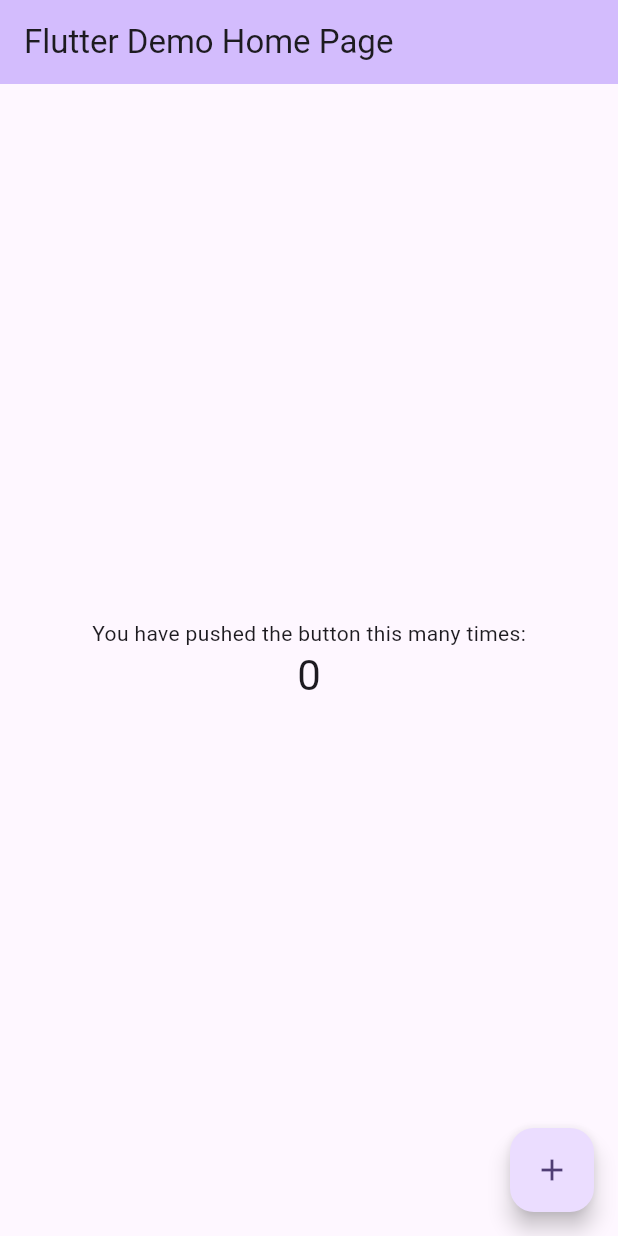
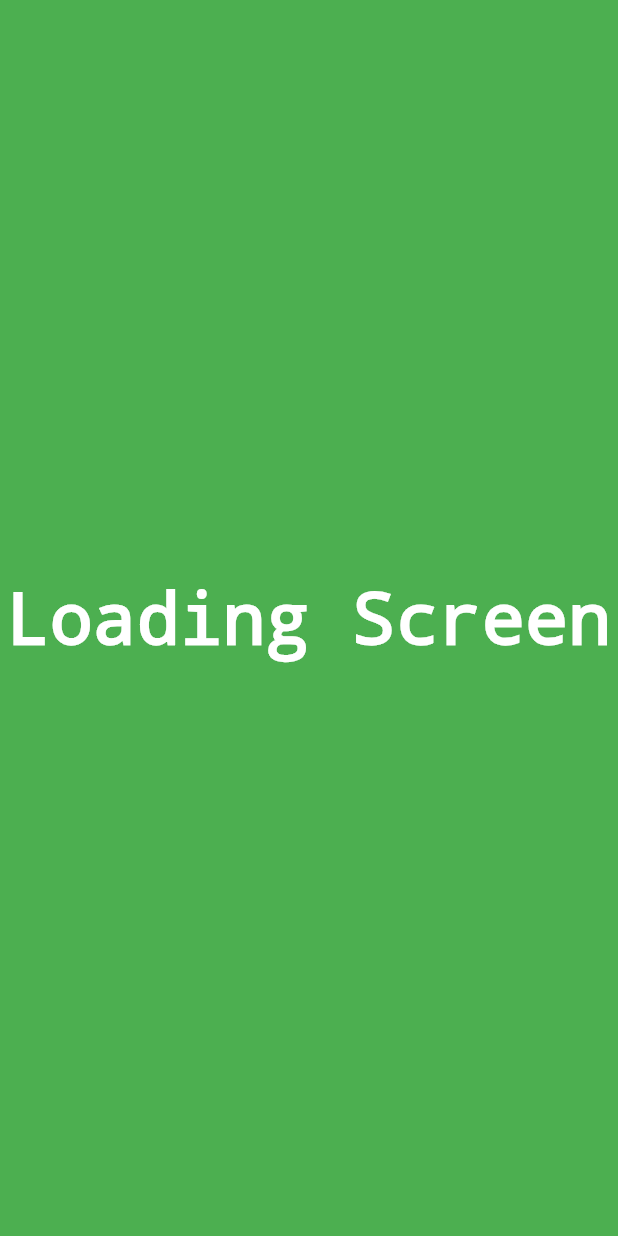
Before and after one commit to jocypher/ui_challenge, a Flutter app: the screen it shows after launch, on a phone screen of 412 x 824 dp. Run offline on Flutter 3.47's test engine with Material 2 defaults, Android fonts, the phone set to English and light mode, and no system bars.

```diff
--- a/lib/main.dart
+++ b/lib/main.dart
@@ -1,4 +1,8 @@
 import 'package:flutter/material.dart';
+import 'package:ui_challenge/view/details_page.dart';
+import 'package:ui_challenge/view/home_screen.dart';
+import 'package:ui_challenge/view/loading_page.dart';
+import 'package:ui_challenge/view/onboarding_screen.dart';
 
 void main() {
   runApp(const MyApp());
@@ -11,115 +15,14 @@ class MyApp extends StatelessWidget {
   @override
   Widget build(BuildContext context) {
     return MaterialApp(
-      title: 'Flutter Demo',
-      theme: ThemeData(
-        // This is the theme of your application.
-        //
-        // TRY THIS: Try running your application with "flutter run". You'll see
-        // the application has a blue toolbar. Then, without quitting the app,
-        // try changing the seedColor in the colorScheme below to Colors.green
-        // and then invoke "hot reload" (save your changes or press the "hot
-        // reload" button in a Flutter-supported IDE, or press "r" if you used
-        // the command line to start the app).
-        //
-        // Notice that the counter didn't reset back to zero; the application
-        // state is not lost during the reload. To reset the state, use hot
-        // restart instead.
-        //
-        // This works for code too, not just values: Most code changes can be
-        // tested with just a hot reload.
-        colorScheme: ColorScheme.fromSeed(seedColor: Colors.deepPurple),
-        useMaterial3: true,
-      ),
-      home: const MyHomePage(title: 'Flutter Demo Home Page'),
+      title: 'UI Challenge',
+
+     routes: {
+      "/":(context) => const LoadingScreen(),
+      "/onboardingScreen":(context) => const OnboardingScreen(),
+      "/homescreen":(context) => const HomeScreen(),
+      "/details":(context) => const DetailsScreen()
+     },
     );
   }
 }
-
-class MyHomePage extends StatefulWidget {
-  const MyHomePage({super.key, required this.title});
-
-  // This widget is the home page of your application. It is stateful, meaning
-  // that it has a State object (defined below) that contains fields that affect
-  // how it looks.
-
-  // This class is the configuration for the state. It holds the values (in this
-  // case the title) provided by the parent (in this case the App widget) and
-  // used by the build method of the State. Fields in a Widget subclass are
-  // always marked "final".
-
-  final String title;
-
-  @override
-  State<MyHomePage> createState() => _MyHomePageState();
-}
-
-class _MyHomePageState extends State<MyHomePage> {
-  int _counter = 0;
-
-  void _incrementCounter() {
-    setState(() {
-      // This call to setState tells the Flutter framework that something has
-      // changed in this State, which causes it to rerun the build method below
-      // so that the display can reflect the updated values. If we changed
-      // _counter without calling setState(), then the build method would not be
-      // called again, and so nothing would appear to happen.
-      _counter++;
-    });
-  }
-
-  @override
-  Widget build(BuildContext context) {
-    // This method is rerun every time setState is called, for instance as done
-    // by the _incrementCounter method above.
-    //
-    // The Flutter framework has been optimized to make rerunning build methods
-    // fast, so that you can just rebuild anything that needs updating rather
-    // than having to individually change instances of widgets.
-    return Scaffold(
-      appBar: AppBar(
-        // TRY THIS: Try changing the color here to a specific color (to
-        // Colors.amber, perhaps?) and trigger a hot reload to see the AppBar
-        // change color while the other colors stay the same.
-        backgroundColor: Theme.of(context).colorScheme.inversePrimary,
-        // Here we take the value from the MyHomePage object that was created by
-        // the App.build method, and use it to set our appbar title.
-        title: Text(widget.title),
-      ),
-      body: Center(
-        // Center is a layout widget. It takes a single child and positions it
-        // in the middle of the parent.
-        child: Column(
-          // Column is also a layout widget. It takes a list of children and
-          // arranges them vertically. By default, it sizes itself to fit its
-          // children horizontally, and tries to be as tall as its parent.
-          //
-          // Column has various properties to control how it sizes itself and
-          // how it positions its children. Here we use mainAxisAlignment to
-          // center the children vertically; the main axis here is the vertical
-          // axis because Columns are vertical (the cross axis would be
-          // horizontal).
-          //
-          // TRY THIS: Invoke "debug painting" (choose the "Toggle Debug Paint"
-          // action in the IDE, or press "p" in the console), to see the
-          // wireframe for each widget.
-          mainAxisAlignment: MainAxisAlignment.center,
-          children: <Widget>[
-            const Text(
-              'You have pushed the button this many times:',
-            ),
-            Text(
-              '$_counter',
-              style: Theme.of(context).textTheme.headlineMedium,
-            ),
-          ],
-        ),
-      ),
-      floatingActionButton: FloatingActionButton(
-        onPressed: _incrementCounter,
-        tooltip: 'Increment',
-        child: const Icon(Icons.add),
-      ), // This trailing comma makes auto-formatting nicer for build methods.
-    );
-  }
-}
--- /dev/null
+++ b/lib/view/loading_page.dart
@@ -0,0 +1,18 @@
+import 'package:flutter/material.dart';
+
+class LoadingScreen extends StatefulWidget {
+  const LoadingScreen({super.key});
+
+  @override
+  State<LoadingScreen> createState() => _LoadingScreenState();
+}
+
+class _LoadingScreenState extends State<LoadingScreen> {
+  @override
+  Widget build(BuildContext context) {
+    return Container(
+      decoration: const BoxDecoration(color: Colors.green),
+      child: const Center(child: Text("Loading Screen", style: TextStyle(decoration: TextDecoration.none, color: Colors.white),)),
+    );
+  }
+}
```
Also changed, not shown: lib/view/details_page.dart (added, +15 -0 lines), lib/view/home_screen.dart (added, +15 -0 lines), lib/view/onboarding_screen.dart (added, +15 -0 lines), 6 other files.
